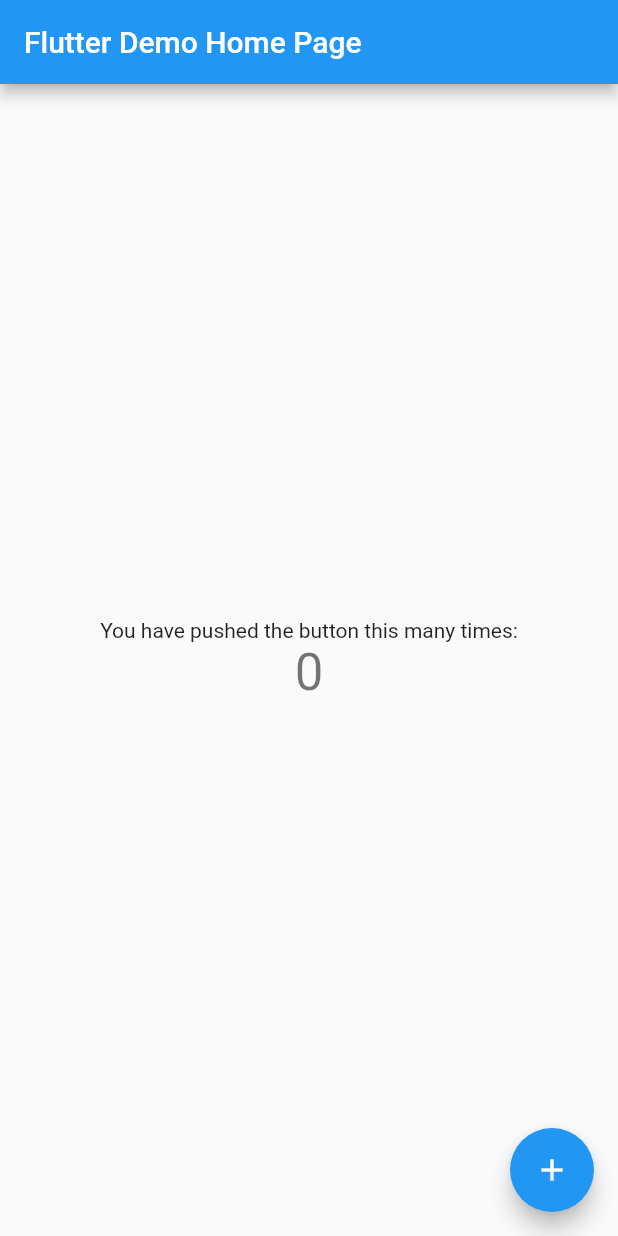
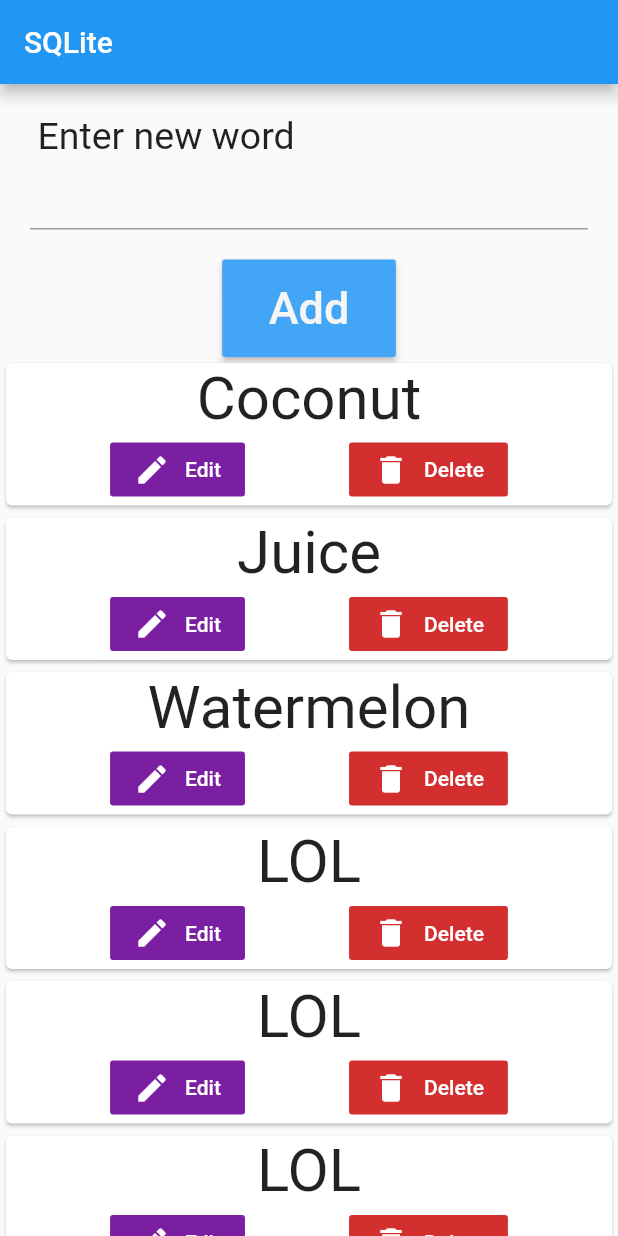
Before and after one commit to TokisakiKurumi2001/sqlite_test, a Flutter app: the screen it shows after launch, on a phone screen of 412 x 824 dp. Run offline on Flutter 3.47's test engine with Material 2 defaults, Android fonts, the phone set to English and light mode, and no system bars.

Commit message:
Design layout complete.

```diff
--- /dev/null
+++ b/lib/Input.dart
@@ -0,0 +1,66 @@
+import 'package:flutter/material.dart';
+
+class Input extends StatefulWidget {
+  @override
+  _InputState createState() => _InputState();
+}
+
+class _InputState extends State<Input> {
+  TextEditingController _controller;
+
+  @override
+  void initState() {
+    super.initState();
+    _controller = TextEditingController();
+  }
+
+  @override
+  void dispose() {
+    _controller.dispose();
+    super.dispose();
+  }
+
+  @override
+  Widget build(BuildContext context) {
+    return Column(
+      crossAxisAlignment: CrossAxisAlignment.start,
+      children: <Widget>[
+        Padding(
+          padding: EdgeInsets.only(top: 20.0, left: 25.0),
+          child: Text(
+            'Enter new word',
+            style: TextStyle(fontSize: 25),
+          ),
+        ),
+        Padding(
+          padding: EdgeInsets.symmetric(horizontal: 20.0),
+          child: Container(
+            child: TextField(
+              controller: _controller,
+              onSubmitted: (String value) {
+                _controller.clear();
+                print('You typed $value');
+              },
+            ),
+          ),
+        ),
+        Center(
+          child: Container(
+            margin: EdgeInsets.only(top: 20.0),
+            child: MaterialButton(
+              color: Colors.blue[400],
+              child: Padding(
+                padding: EdgeInsets.all(15.0),
+                child: Text(
+                  'Add',
+                  style: TextStyle(fontSize: 30, color: Colors.grey[100]),
+                ),
+              ),
+              onPressed: () {},
+            ),
+          ),
+        ),
+      ],
+    );
+  }
+}
--- /dev/null
+++ b/lib/TodoCard.dart
@@ -0,0 +1,62 @@
+import 'package:flutter/material.dart';
+
+class TodoCard extends StatelessWidget {
+  final String word;
+  TodoCard({this.word});
+  @override
+  Widget build(BuildContext context) {
+    return Card(
+      child: Column(
+        children: <Widget>[
+          Text(
+            '$word',
+            style: TextStyle(fontSize: 40),
+          ),
+          Row(
+            mainAxisAlignment: MainAxisAlignment.spaceEvenly,
+            children: <Widget>[
+              FlatButton(
+                color: Colors.purple.shade700,
+                onPressed: () {},
+                child: Row(
+                  children: <Widget>[
+                    Icon(
+                      Icons.edit,
+                      color: Colors.white,
+                    ),
+                    SizedBox(
+                      width: 10.0,
+                    ),
+                    Text(
+                      'Edit',
+                      style: TextStyle(color: Colors.white),
+                    ),
+                  ],
+                ),
+              ),
+              FlatButton(
+                color: Colors.red.shade700,
+                onPressed: () {},
+                child: Row(
+                  children: <Widget>[
+                    Icon(
+                      Icons.delete,
+                      color: Colors.white,
+                    ),
+                    SizedBox(
+                      width: 10.0,
+                    ),
+                    Text(
+                      'Delete',
+                      style: TextStyle(color: Colors.white),
+                    ),
+                  ],
+                ),
+              ),
+            ],
+          )
+        ],
+      ),
+    );
+  }
+}
--- /dev/null
+++ b/lib/TodoList.dart
@@ -0,0 +1,31 @@
+import 'package:flutter/material.dart';
+import 'TodoCard.dart';
+
+class TodoList extends StatefulWidget {
+  @override
+  _TodoListState createState() => _TodoListState();
+}
+
+class _TodoListState extends State<TodoList> {
+  final List<String> listOfTodos = [
+    "Coconut",
+    "Juice",
+    "Watermelon",
+    "LOL",
+    "LOL",
+    "LOL",
+    "LOL"
+  ];
+
+  @override
+  Widget build(BuildContext context) {
+    return ListView.builder(
+      itemBuilder: (context, index) {
+        return TodoCard(
+          word: listOfTodos[index],
+        );
+      },
+      itemCount: listOfTodos.length,
+    );
+  }
+}
--- a/lib/main.dart
+++ b/lib/main.dart
@@ -1,117 +1,28 @@
 import 'package:flutter/material.dart';
+import 'Input.dart';
+import 'TodoList.dart';
 
-void main() {
-  runApp(MyApp());
-}
+void main() => runApp(MyApp());
 
 class MyApp extends StatelessWidget {
-  // This widget is the root of your application.
   @override
   Widget build(BuildContext context) {
     return MaterialApp(
-      title: 'Flutter Demo',
-      theme: ThemeData(
-        // This is the theme of your application.
-        //
-        // Try running your application with "flutter run". You'll see the
-        // application has a blue toolbar. Then, without quitting the app, try
-        // changing the primarySwatch below to Colors.green and then invoke
-        // "hot reload" (press "r" in the console where you ran "flutter run",
-        // or simply save your changes to "hot reload" in a Flutter IDE).
-        // Notice that the counter didn't reset back to zero; the application
-        // is not restarted.
-        primarySwatch: Colors.blue,
-        // This makes the visual density adapt to the platform that you run
-        // the app on. For desktop platforms, the controls will be smaller and
-        // closer together (more dense) than on mobile platforms.
-        visualDensity: VisualDensity.adaptivePlatformDensity,
+      home: Scaffold(
+        appBar: AppBar(
+          title: Text('SQLite'),
         ),
-      home: MyHomePage(title: 'Flutter Demo Home Page'),
-    );
-  }
-}
-
-class MyHomePage extends StatefulWidget {
-  MyHomePage({Key key, this.title}) : super(key: key);
-
-  // This widget is the home page of your application. It is stateful, meaning
-  // that it has a State object (defined below) that contains fields that affect
-  // how it looks.
-
-  // This class is the configuration for the state. It holds the values (in this
-  // case the title) provided by the parent (in this case the App widget) and
-  // used by the build method of the State. Fields in a Widget subclass are
-  // always marked "final".
-
-  final String title;
-
-  @override
-  _MyHomePageState createState() => _MyHomePageState();
-}
-
-class _MyHomePageState extends State<MyHomePage> {
-  int _counter = 0;
-
-  void _incrementCounter() {
-    setState(() {
-      // This call to setState tells the Flutter framework that something has
-      // changed in this State, which causes it to rerun the build method below
-      // so that the display can reflect the updated values. If we changed
-      // _counter without calling setState(), then the build method would not be
-      // called again, and so nothing would appear to happen.
-      _counter++;
-    });
-  }
-
-  @override
-  Widget build(BuildContext context) {
-    // This method is rerun every time setState is called, for instance as done
-    // by the _incrementCounter method above.
-    //
-    // The Flutter framework has been optimized to make rerunning build methods
-    // fast, so that you can just rebuild anything that needs updating rather
-    // than having to individually change instances of widgets.
-    return Scaffold(
-      appBar: AppBar(
-        // Here we take the value from the MyHomePage object that was created by
-        // the App.build method, and use it to set our appbar title.
-        title: Text(widget.title),
-      ),
-      body: Center(
-        // Center is a layout widget. It takes a single child and positions it
-        // in the middle of the parent.
+        body: SafeArea(
           child: Column(
-          // Column is also a layout widget. It takes a list of children and
-          // arranges them vertically. By default, it sizes itself to fit its
-          // children horizontally, and tries to be as tall as its parent.
-          //
-          // Invoke "debug painting" (press "p" in the console, choose the
-          // "Toggle Debug Paint" action from the Flutter Inspector in Android
-          // Studio, or the "Toggle Debug Paint" command in Visual Studio Code)
-          // to see the wireframe for each widget.
-          //
-          // Column has various properties to control how it sizes itself and
-          // how it positions its children. Here we use mainAxisAlignment to
-          // center the children vertically; the main axis here is the vertical
-          // axis because Columns are vertical (the cross axis would be
-          // horizontal).
-          mainAxisAlignment: MainAxisAlignment.center,
             children: <Widget>[
-            Text(
-              'You have pushed the button this many times:',
-            ),
-            Text(
-              '$_counter',
-              style: Theme.of(context).textTheme.headline4,
+              Input(),
+              Expanded(
+                child: TodoList(),
               ),
             ],
           ),
         ),
-      floatingActionButton: FloatingActionButton(
-        onPressed: _incrementCounter,
-        tooltip: 'Increment',
-        child: Icon(Icons.add),
-      ), // This trailing comma makes auto-formatting nicer for build methods.
+      ),
     );
   }
 }
```
Lines whose indentation alone changed are shown as unchanged.
